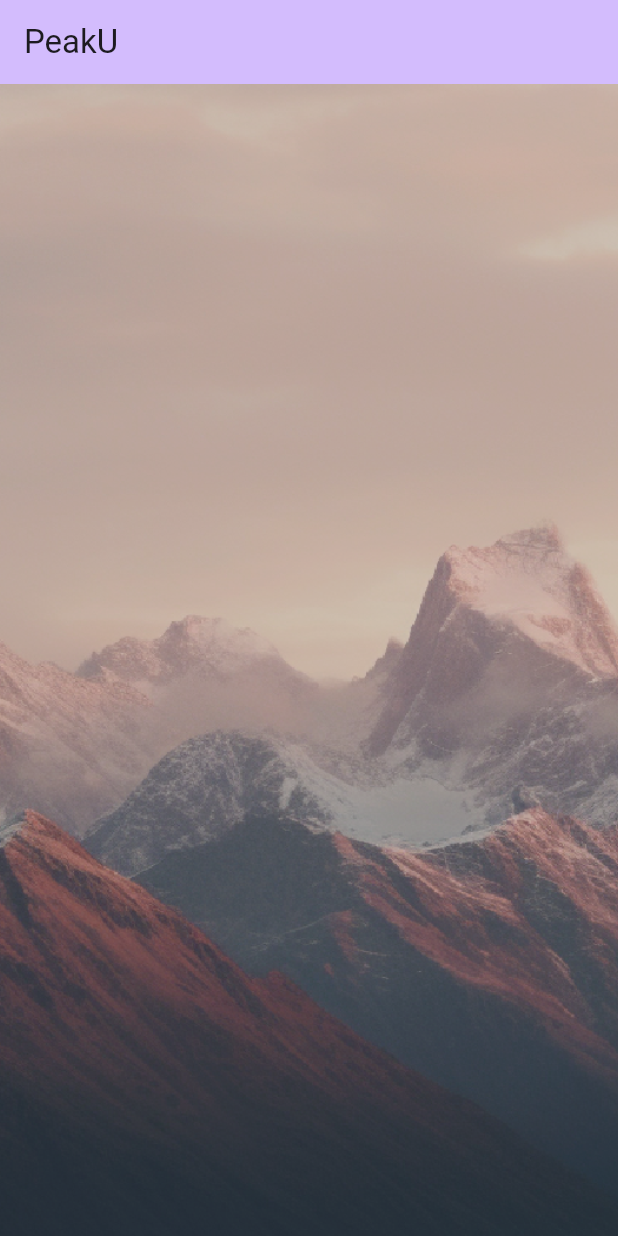
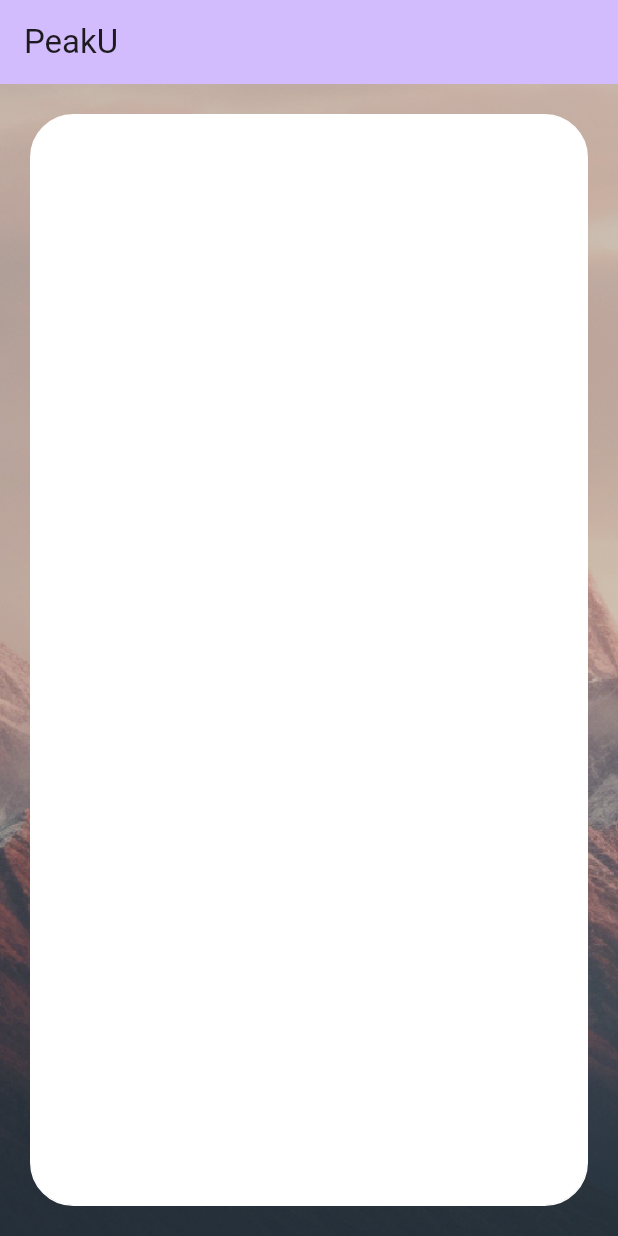
Before and after one commit to provo-caps-tg/peaku-app, a Flutter app: the screen it shows after launch, on a phone screen of 412 x 824 dp. Run offline on Flutter 3.47's test engine with Material 2 defaults, Android fonts, the phone set to English and light mode, and no system bars.

Commit message:
Column color code

```diff
--- a/lib/main.dart
+++ b/lib/main.dart
@@ -13,7 +13,6 @@ class MyApp extends StatelessWidget {
       theme: ThemeData(
         colorScheme: ColorScheme.fromSeed(seedColor: Colors.deepPurple),
         useMaterial3: true,
-
       ),
       home: const MyHomePage(title: 'PeakU'),
 
@@ -44,11 +43,23 @@ class _MyHomePageState extends State<MyHomePage> {
             fit: BoxFit.cover,
           ),
         ),
-        child: const Column(
-          mainAxisAlignment: MainAxisAlignment.center,
-          children: <Widget>[
+        child: Padding(
+          padding: const EdgeInsets.all(20),
+          child: Container(
+            decoration: BoxDecoration(
+              border: Border.all(
+                color: Colors.white,
+              ),
+              color: Colors.white,
+              borderRadius: const BorderRadius.all(Radius.circular(29))
+            ),
+            child: const Column(
+              mainAxisAlignment: MainAxisAlignment.center,
+              children: <Widget>[
 
-          ],
+              ],
+            ),
+          ),
         ),
       ),
     );
```
